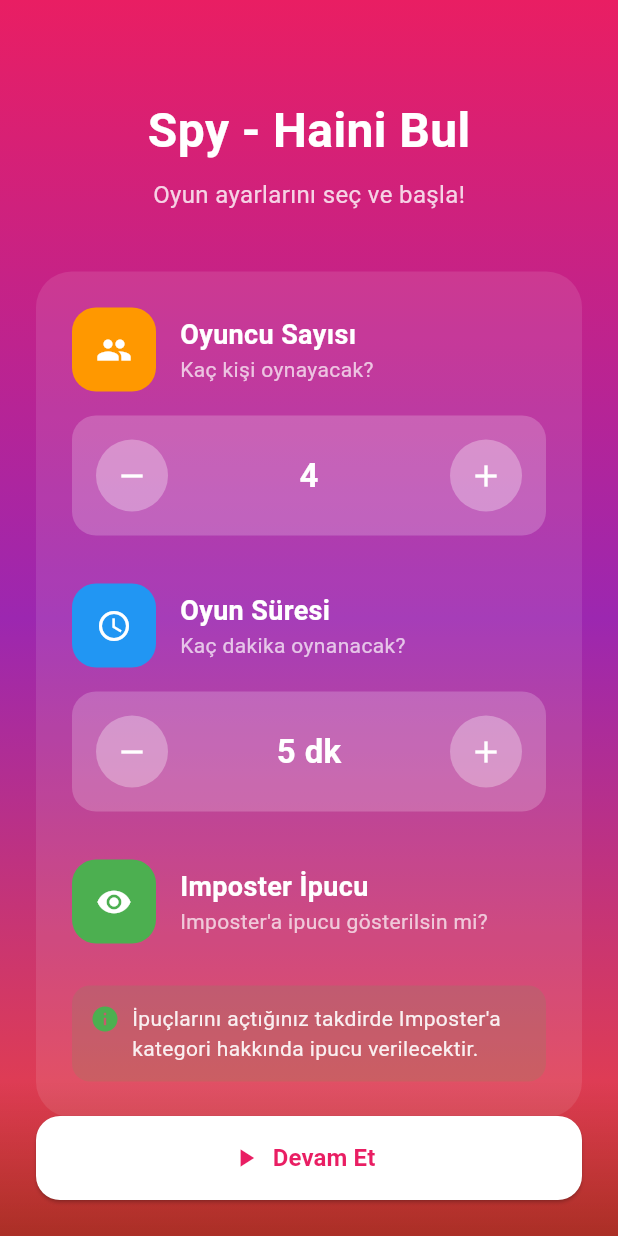
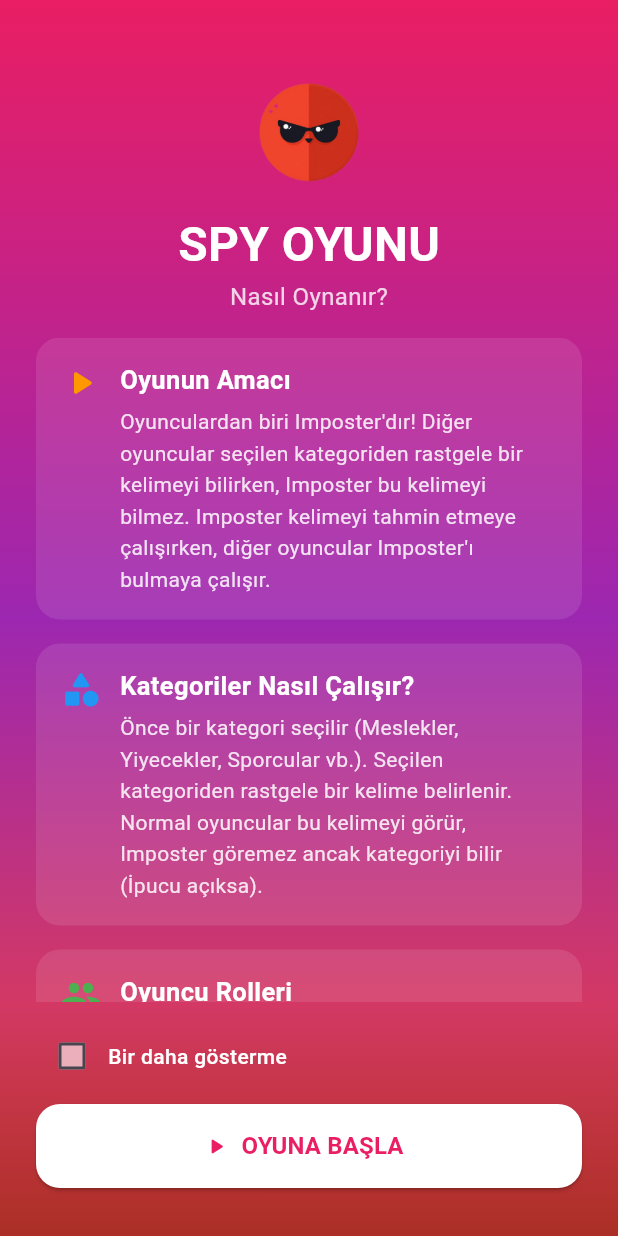
Before and after one commit to OguzEryilmazz/SpyGame, a Flutter app: the screen it shows after launch, on a phone screen of 412 x 824 dp. Run offline on Flutter 3.47's test engine with Material 3 defaults, Android fonts, the phone set to English and light mode, and no system bars; our stand-ins replace flutter_riverpod, go_router, shared_preferences.

Commit message:
tutorial_screen has been added.

```diff
--- a/lib/router.dart
+++ b/lib/router.dart
@@ -1,13 +1,36 @@
 import 'package:flutter/material.dart';
 import 'package:flutter_riverpod/flutter_riverpod.dart';
 import 'package:go_router/go_router.dart';
+import 'package:shared_preferences/shared_preferences.dart';
 import 'screens/setup_screen.dart';
 import 'screens/player_setup_screen.dart';
 import 'screens/category_screen.dart';
+import 'screens/tutorial_screen.dart';
 
 final appRouter = GoRouter(
-  initialLocation: '/',
+  initialLocation: '/tutorial',
+  redirect: (context, state) async {
+    if (state.matchedLocation != '/tutorial') return null;
+
+    final prefs = await SharedPreferences.getInstance();
+    final showEvery10 = prefs.getBool('show_every_10') ?? false;
+
+    if (!showEvery10) return null; // her seferinde göster
+
+    // 10'da bir göster
+    final counter = prefs.getInt('tutorial_counter_for_interval') ?? 0;
+    final newCounter = counter + 1;
+    await prefs.setInt('tutorial_counter_for_interval', newCounter);
+
+    if (newCounter < 10) return '/'; // tutorial'ı atla
+    await prefs.setInt('tutorial_counter_for_interval', 0);
+    return null; // tutorial'ı göster
+  },
   routes: [
+    GoRoute(
+      path: '/tutorial',
+      builder: (context, state) => const TutorialScreen(),
+    ),
     GoRoute(
       path: '/',
       builder: (context, state) => const SetupScreen(),
@@ -17,7 +40,8 @@ final appRouter = GoRouter(
       builder: (context, state) {
         final playerCount = int.tryParse(
           state.pathParameters['playerCount'] ?? '4',
-        ) ?? 4;
+        ) ??
+            4;
         return PlayerSetupScreen(playerCount: playerCount);
       },
     ),
--- /dev/null
+++ b/lib/screens/tutorial_screen.dart
@@ -0,0 +1,291 @@
+import 'package:flutter/material.dart';
+import 'package:go_router/go_router.dart';
+import 'package:shared_preferences/shared_preferences.dart';
+
+class TutorialScreen extends StatefulWidget {
+  const TutorialScreen({super.key});
+
+  @override
+  State<TutorialScreen> createState() => _TutorialScreenState();
+}
+
+class _TutorialScreenState extends State<TutorialScreen> {
+  bool _dontShowAgain = false;
+
+  @override
+  void initState() {
+    super.initState();
+    _incrementCounter();
+  }
+
+  Future<void> _incrementCounter() async {
+    final prefs = await SharedPreferences.getInstance();
+    final count = prefs.getInt('tutorial_count') ?? 0;
+    await prefs.setInt('tutorial_count', count + 1);
+  }
+
+  Future<void> _onStart() async {
+    final prefs = await SharedPreferences.getInstance();
+    if (_dontShowAgain) {
+      await prefs.setBool('show_every_10', true);
+      await prefs.setInt('tutorial_counter_for_interval', 0);
+    } else {
+      await prefs.setBool('show_every_10', false);
+    }
+    if (mounted) context.go('/');
+  }
+
+  @override
+  Widget build(BuildContext context) {
+    return Scaffold(
+      body: Container(
+        decoration: const BoxDecoration(
+          gradient: LinearGradient(
+            begin: Alignment.topCenter,
+            end: Alignment.bottomCenter,
+            colors: [
+              Color(0xFFE91E63),
+              Color(0xFF9C27B0),
+              Color(0xFFF44336),
+            ],
+          ),
+        ),
+        child: Column(
+          children: [
+            const SizedBox(height: 48),
+            // Header
+            Column(
+              children: [
+                Image.asset(
+                  'assets/my_imposter.png',
+                  width: 80,
+                  height: 80,
+                ),
+                const SizedBox(height: 12),
+                const Text(
+                  'SPY OYUNU',
+                  style: TextStyle(
+                    fontSize: 32,
+                    fontWeight: FontWeight.bold,
+                    color: Colors.white,
+                  ),
+                ),
+                Text(
+                  'Nasıl Oynanır?',
+                  style: TextStyle(
+                    fontSize: 16,
+                    color: Colors.white.withOpacity(0.8),
+                  ),
+                ),
+              ],
+            ),
+            const SizedBox(height: 16),
+            // Content
+            Expanded(
+              child: ListView(
+                padding: const EdgeInsets.symmetric(horizontal: 24),
+                children: const [
+                  _TutorialSection(
+                    icon: Icons.play_arrow_rounded,
+                    iconColor: Color(0xFFFF9800),
+                    title: 'Oyunun Amacı',
+                    description:
+                    'Oyunculardan biri Imposter\'dır! Diğer oyuncular seçilen kategoriden rastgele bir kelimeyi bilirken, Imposter bu kelimeyi bilmez. Imposter kelimeyi tahmin etmeye çalışırken, diğer oyuncular Imposter\'ı bulmaya çalışır.',
+                  ),
+                  _TutorialSection(
+                    icon: Icons.category_rounded,
+                    iconColor: Color(0xFF2196F3),
+                    title: 'Kategoriler Nasıl Çalışır?',
+                    description:
+                    'Önce bir kategori seçilir (Meslekler, Yiyecekler, Sporcular vb.). Seçilen kategoriden rastgele bir kelime belirlenir. Normal oyuncular bu kelimeyi görür, Imposter göremez ancak kategoriyi bilir (İpucu açıksa).',
+                  ),
+                  _TutorialSection(
+                    icon: Icons.group_rounded,
+                    iconColor: Color(0xFF4CAF50),
+                    title: 'Oyuncu Rolleri',
+                    description:
+                    '• Normal Oyuncular: Kelimeyi görebilir ve Imposter\'ı bulmaya çalışır.\n• Imposter: Kelimeyi göremez, kategori ipucuyla ve diğer oyuncuları gözlemleyerek kelimeyi tahmin etmeye çalışır.',
+                  ),
+                  _TutorialSection(
+                    icon: Icons.smartphone_rounded,
+                    iconColor: Color(0xFF9C27B0),
+                    title: 'Kartlar Nasıl Gösterilir?',
+                    description:
+                    'Oyun başladığında her oyuncu sırayla kartını görür. Kartınızı gördükten sonra "Sonraki Oyuncu" butonuna basarak telefonu bir sonrakine verin. Kartınızı kimseye göstermeyin!',
+                  ),
+                  _TutorialSection(
+                    icon: Icons.lightbulb_rounded,
+                    iconColor: Color(0xFFFFEB3B),
+                    title: 'İpucu Ayarı',
+                    description:
+                    'İpucu AÇIK: Imposter kategoriye ait ipucu görür.\n\nİpucu KAPALI: Imposter hiçbir ipucu görmez, sadece "SPY" yazısını görür — daha zor mod!',
+                  ),
+                  _TutorialSection(
+                    icon: Icons.chat_rounded,
+                    iconColor: Color(0xFF00BCD4),
+                    title: 'Oyun Süreci',
+                    description:
+                    '1. Herkes kartını kontrol eder\n2. Oyuncular birbirine kelimeyle ilgili sorular sorar\n3. Cevaplar vererek birbirinizi test edin\n4. Süre bitince oylama başlar',
+                  ),
+                  _TutorialSection(
+                    icon: Icons.timer_rounded,
+                    iconColor: Color(0xFFE91E63),
+                    title: 'Zamanlayıcı',
+                    description:
+                    'Oyun başladığında süre akmaya başlar. Duraklatma, yeniden başlatma ve erken bitirme seçenekleri vardır. Süre bitince otomatik olarak oylama ekranına geçilir!',
+                  ),
+                  _TutorialSection(
+                    icon: Icons.how_to_vote_rounded,
+                    iconColor: Color(0xFF673AB7),
+                    title: 'Oylama Sistemi',
+                    description:
+                    'Süre bitince her oyuncu sırayla şüphelendiği kişiye oy verir. Oylar gizlidir. En çok oy alan kişi açıklanır ve Imposter ise Normal Oyuncular kazanır!',
+                  ),
+                  _TutorialSection(
+                    icon: Icons.emoji_events_rounded,
+                    iconColor: Color(0xFFFF5722),
+                    title: 'Kazanma Koşulları',
+                    description:
+                    '• Normal Oyuncular: Imposter\'ı doğru tahmin ederse kazanır.\n\n• Imposter: Yakalanmadan kalır ve kelimeyi tahmin ederse kazanır.',
+                  ),
+                  _TutorialSection(
+                    icon: Icons.description_rounded,
+                    iconColor: Color(0xFF795548),
+                    title: 'Örnek: Meslekler Kategorisi',
+                    description:
+                    'Kategori: Meslekler → Rastgele kelime: "Doktor" seçilir\n\n• Normal oyuncular "Doktor" kelimesini görür\n• Imposter sadece "Meslekler" kategorisini bilir (ipucu açıksa)\n• Oyuncular sorular sorarak Imposter\'ı bulmaya çalışır',
+                  ),
+                  SizedBox(height: 8),
+                ],
+              ),
+            ),
+            // Footer
+            Container(
+              decoration: BoxDecoration(
+                gradient: LinearGradient(
+                  begin: Alignment.topCenter,
+                  end: Alignment.bottomCenter,
+                  colors: [
+                    Colors.transparent,
+                    Colors.black.withOpacity(0.3),
+                  ],
+                ),
+              ),
+              padding: const EdgeInsets.fromLTRB(24, 12, 24, 32),
+              child: Column(
+                children: [
+                  Row(
+                    children: [
+                      Checkbox(
+                        value: _dontShowAgain,
+                        onChanged: (v) =>
+                            setState(() => _dontShowAgain = v ?? false),
+                        checkColor: const Color(0xFFE91E63),
+                        fillColor: WidgetStateProperty.resolveWith(
+                              (states) => states.contains(WidgetState.selected)
+                              ? Colors.white
+                              : Colors.white.withOpacity(0.6),
+                        ),
+                      ),
+                      const Text(
+                        'Bir daha gösterme',
+                        style: TextStyle(
+                          color: Colors.white,
+                          fontSize: 14,
+                          fontWeight: FontWeight.w500,
+                        ),
+                      ),
+                    ],
+                  ),
+                  const SizedBox(height: 8),
+                  SizedBox(
+                    width: double.infinity,
+                    height: 56,
+                    child: ElevatedButton.icon(
+                      onPressed: _onStart,
+                      icon: const Icon(Icons.play_arrow_rounded,
+                          color: Color(0xFFE91E63)),
+                      label: const Text(
+                        'OYUNA BAŞLA',
+                        style: TextStyle(
+                          fontSize: 16,
+                          fontWeight: FontWeight.bold,
+                          color: Color(0xFFE91E63),
+                        ),
+                      ),
+                      style: ElevatedButton.styleFrom(
+                        backgroundColor: Colors.white,
+                        shape: RoundedRectangleBorder(
+                          borderRadius: BorderRadius.circular(16),
+                        ),
+                      ),
+                    ),
+                  ),
+                ],
+              ),
+            ),
+          ],
+        ),
+      ),
+    );
+  }
+}
+
+class _TutorialSection extends StatelessWidget {
+  final IconData icon;
+  final Color iconColor;
+  final String title;
+  final String description;
+
+  const _TutorialSection({
+    required this.icon,
+    required this.iconColor,
+    required this.title,
+    required this.description,
+  });
+
+  @override
+  Widget build(BuildContext context) {
+    return Padding(
+      padding: const EdgeInsets.only(bottom: 16),
+      child: Container(
+        decoration: BoxDecoration(
+          color: Colors.white.withOpacity(0.1),
+          borderRadius: BorderRadius.circular(16),
+        ),
+        padding: const EdgeInsets.all(16),
+        child: Row(
+          crossAxisAlignment: CrossAxisAlignment.start,
+          children: [
+            Icon(icon, color: iconColor, size: 28),
+            const SizedBox(width: 12),
+            Expanded(
+              child: Column(
+                crossAxisAlignment: CrossAxisAlignment.start,
+                children: [
+                  Text(
+                    title,
+                    style: const TextStyle(
+                      fontSize: 17,
+                      fontWeight: FontWeight.bold,
+                      color: Colors.white,
+                    ),
+                  ),
+                  const SizedBox(height: 6),
+                  Text(
+                    description,
+                    style: TextStyle(
+                      fontSize: 14,
+                      color: Colors.white.withOpacity(0.85),
+                      height: 1.5,
+                    ),
+                  ),
+                ],
+              ),
+            ),
+          ],
+        ),
+      ),
+    );
+  }
+}
--- a/pubspec.yaml
+++ b/pubspec.yaml
@@ -8,6 +8,7 @@ environment:
   sdk: '>=3.0.0 <4.0.0'
 
 dependencies:
+  shared_preferences: ^2.3.3
   flutter:
     sdk: flutter
   flutter_riverpod: ^2.5.1
@@ -27,3 +28,4 @@ flutter:
     - assets/characters/pic_7.png
     - assets/characters/pic_8.png
     - assets/characters/pic_9.png
+    - assets/my_imposter.png
```
Also changed, not shown: assets/my_imposter.png (added), pubspec.lock.
